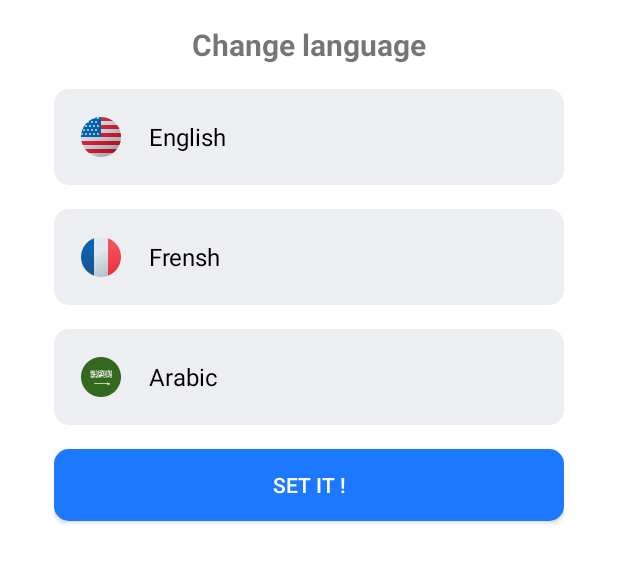
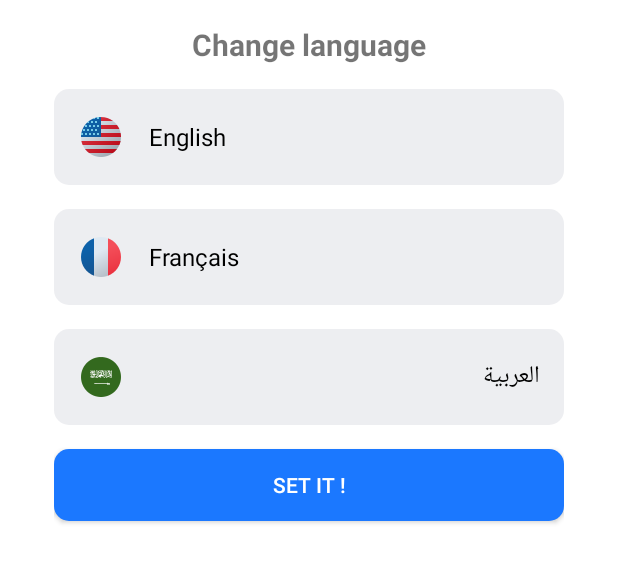
Before and after one commit to onetechwolf/absence-management-kotlin, an Android app: the layout dialog_change_language.xml on its own in the app's theme, with its tools: preview values and no code run, on a phone screen of 412 x 824 dp. Shown: the top 563 px of the screen. Run offline under Robolectric (Android 15) with nearby library versions, the phone set to English and light mode, and no system bars.

Commit message:
finish settings layout

```diff
--- a/app/src/main/res/drawable/radio_button.xml
+++ b/app/src/main/res/drawable/radio_button.xml
@@ -2,7 +2,7 @@
 <selector xmlns:android="http://schemas.android.com/apk/res/android">
     <item android:state_checked="true">
         <shape android:shape="rectangle">
-            <solid android:color="#862196F3" />
+            <stroke android:width="1dp" android:color="?android:colorPrimary" />
             <corners android:radius="10dp" />
         </shape>
     </item>
--- a/app/src/main/res/layout/activity_settings.xml
+++ b/app/src/main/res/layout/activity_settings.xml
@@ -159,7 +159,7 @@
                         android:id="@+id/logout_layout"
                         android:layout_width="match_parent"
                         android:layout_height="wrap_content"
-                        android:layout_marginTop="12dp">
+                        android:layout_marginTop="16dp">
 
                         <ImageView
                             android:id="@+id/logout_iv"
@@ -247,7 +247,7 @@
                         android:id="@+id/credits_layout"
                         android:layout_width="match_parent"
                         android:layout_height="wrap_content"
-                        android:layout_marginTop="12dp">
+                        android:layout_marginTop="16dp">
 
                         <ImageView
                             android:id="@+id/credits_iv"
--- a/app/src/main/res/values/strings.xml
+++ b/app/src/main/res/values/strings.xml
@@ -52,7 +52,7 @@
     <string name="settings">Settings</string>
     <string name="change_language">Change language</string>
     <string name="language">Language</string>
-    <string name="arabic">Arabic</string>
-    <string name="frensh">Frensh</string>
+    <string name="arabic">العربية</string>
+    <string name="frensh">Français</string>
     <string name="english">English</string>
 </resources>
```
